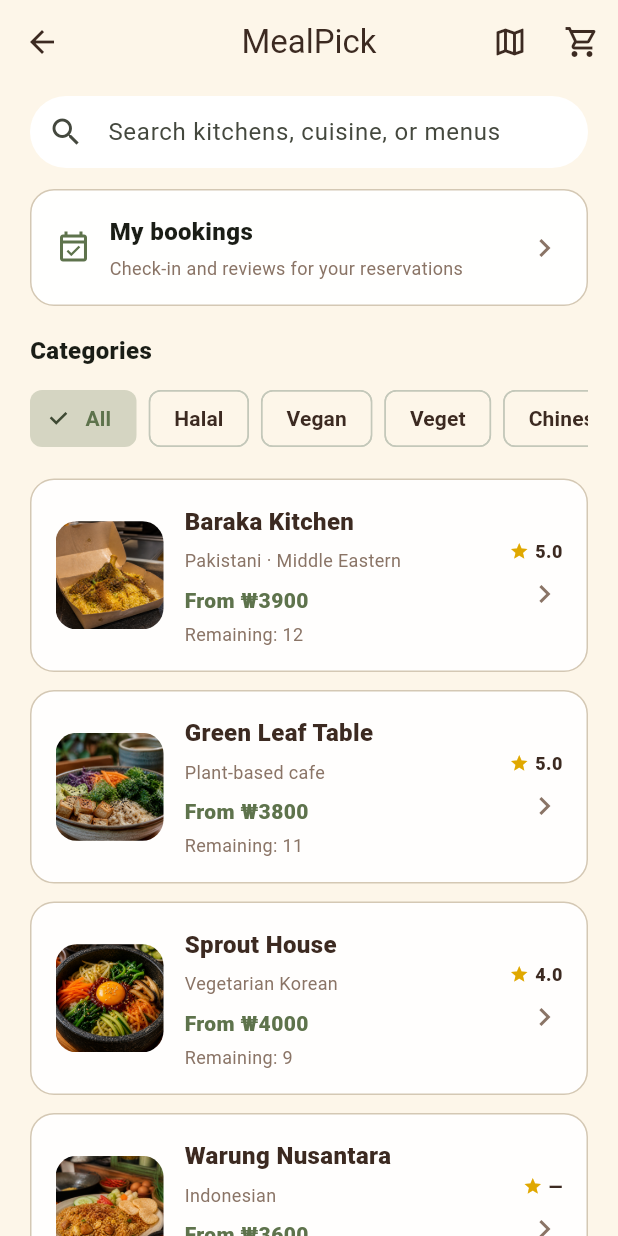
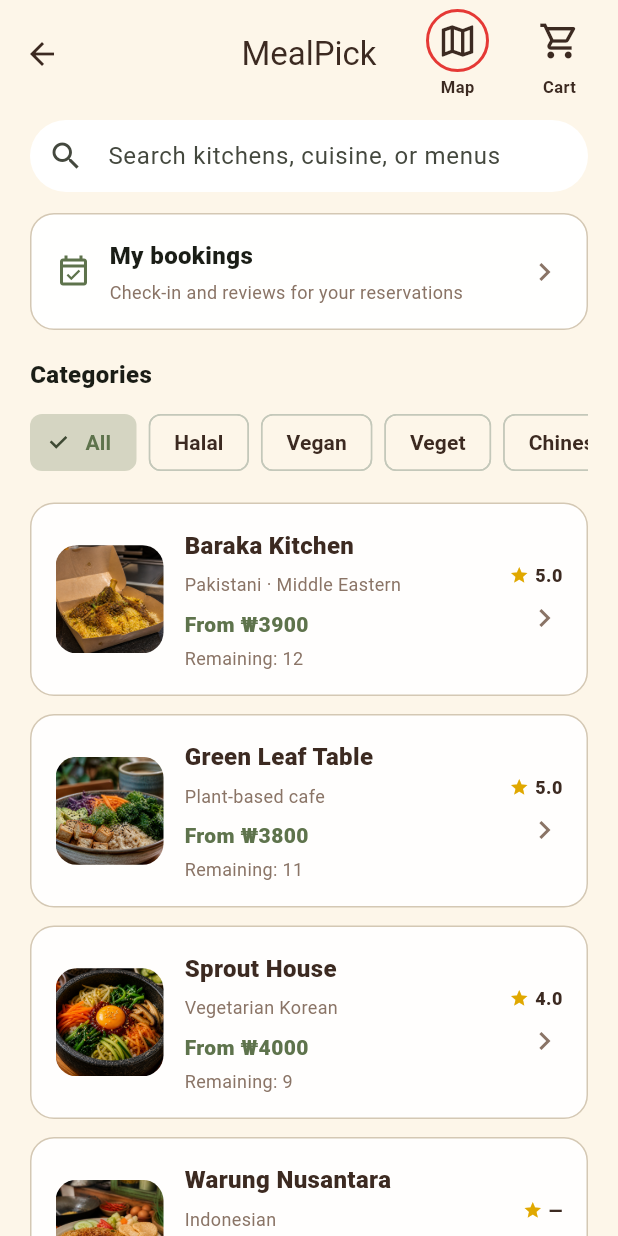
Before and after one commit to PassionJisu/Foodridege, a Flutter app: the FoodridgeHomeScreen screen opened directly, on a phone screen of 412 x 824 dp. Run offline on Flutter 3.47's test engine with Material 3 defaults, Android fonts, the phone set to English and light mode, and no system bars; our stand-ins replace cloud_firestore, firebase_auth, firebase_core, geolocator, image_picker, qr_flutter; missing offline and left inert: flutter_naver_map; accounts and stored records are empty.

Commit message:
Last Commit

```diff
--- a/lib/data/seed_data.dart
+++ b/lib/data/seed_data.dart
@@ -5,54 +5,54 @@ import '../models/foreign_shop.dart';
 import '../models/vending.dart';
 
 class SeedData {
-  /// 6개 참가 대학 — 조리학과 팀은 '요리팀', 행사는 친숙한 대학 학생식당.
+  /// 광주 지역 조리학과 6팀. 행사는 전남대·광주대·조선대 학생식당 등에서 연다.
   static const teams = [
-    CulinaryTeam(
-      id: 'jnu',
-      name: '전남대 요리팀',
-      region: '광주',
-      cheers: 141,
-      schoolName: '전남대',
-      cafeteriaVenue: '광주대 학생식당',
-    ),
-    CulinaryTeam(
-      id: 'gwu',
-      name: '광주여대 요리팀',
-      region: '광주',
-      cheers: 128,
-      schoolName: '광주여대',
-      cafeteriaVenue: '전남대 학생식당',
-    ),
-    CulinaryTeam(
-      id: 'scnu',
-      name: '순천대 요리팀',
-      region: '전남',
-      cheers: 96,
-      schoolName: '순천대',
-      cafeteriaVenue: '조선대 학생식당',
-    ),
     CulinaryTeam(
       id: 'gju',
       name: '광주대 요리팀',
       region: '광주',
-      cheers: 110,
+      cheers: 141,
       schoolName: '광주대',
-      cafeteriaVenue: '조선대 학생식당',
+      cafeteriaVenue: '전남대 학생식당',
+    ),
+    CulinaryTeam(
+      id: 'nambu',
+      name: '남부대 요리팀',
+      region: '광주',
+      cheers: 128,
+      schoolName: '남부대',
+      cafeteriaVenue: '광주대 학생식당',
     ),
     CulinaryTeam(
       id: 'honam',
       name: '호남대 요리팀',
       region: '광주',
-      cheers: 87,
+      cheers: 110,
       schoolName: '호남대',
+      cafeteriaVenue: '조선대 학생식당',
+    ),
+    CulinaryTeam(
+      id: 'seoyeong',
+      name: '서영대 요리팀',
+      region: '광주',
+      cheers: 96,
+      schoolName: '서영대',
       cafeteriaVenue: '전남대 학생식당',
     ),
     CulinaryTeam(
-      id: 'chosun',
-      name: '조선대 요리팀',
+      id: 'cit',
+      name: '조선이공대 요리팀',
+      region: '광주',
+      cheers: 87,
+      schoolName: '조선이공대',
+      cafeteriaVenue: '조선대 학생식당',
+    ),
+    CulinaryTeam(
+      id: 'dongkang',
+      name: '동강대 요리팀',
       region: '광주',
       cheers: 119,
-      schoolName: '조선대',
+      schoolName: '동강대',
       cafeteriaVenue: '광주대 학생식당',
     ),
   ];
@@ -65,18 +65,18 @@ class SeedData {
       CulinaryMatch(
         id: 'ev-0',
         roundLabel: '10월 1일 (목)',
-        teamId: 'jnu',
+        teamId: 'gju',
         menu: '계절 한식 코스 — 광어회, 보리밥 정식, 유자 셔벗',
-        venue: '광주대 학생식당',
+        venue: '전남대 학생식당',
         date: at(10, 1),
         status: MatchStatus.scheduled,
       ),
       CulinaryMatch(
         id: 'ev-1',
         roundLabel: '10월 2일 (금)',
-        teamId: 'gju',
+        teamId: 'nambu',
         menu: '한식 정찬 — 궁중 비빔밥, 갈비찜, 녹차 한과',
-        venue: '조선대 학생식당',
+        venue: '광주대 학생식당',
         date: at(10, 2),
         status: MatchStatus.scheduled,
       ),
@@ -85,69 +85,68 @@ class SeedData {
         roundLabel: '10월 3일 (토)',
         teamId: 'honam',
         menu: '퓨전 코스 — 한우 타르타르, 된장 리조토, 팥 마카롱',
-        venue: '전남대 학생식당',
+        venue: '조선대 학생식당',
         date: at(10, 3),
         status: MatchStatus.scheduled,
       ),
       CulinaryMatch(
         id: 'ev-3',
         roundLabel: '10월 4일 (일)',
-        teamId: 'chosun',
+        teamId: 'seoyeong',
         menu: '전통 한식 — 삼합, 전복죽, 약과 아이스크림',
-        venue: '광주대 학생식당',
+        venue: '전남대 학생식당',
         date: at(10, 4),
         status: MatchStatus.scheduled,
       ),
-      // 리뷰용 9월 일정 (대학별)
       CulinaryMatch(
-        id: 'ev-past-jnu',
+        id: 'ev-past-gju',
         roundLabel: '9월 1일 (화)',
-        teamId: 'jnu',
+        teamId: 'gju',
         menu: '한식 코스 — 갈비탕, 나물 무침',
-        venue: '광주대 학생식당',
+        venue: '전남대 학생식당',
         date: at(9, 1),
         status: MatchStatus.completed,
       ),
       CulinaryMatch(
-        id: 'ev-past-gwu',
+        id: 'ev-past-nambu',
         roundLabel: '9월 8일 (화)',
-        teamId: 'gwu',
+        teamId: 'nambu',
         menu: '전통 한식 — 삼합, 전복죽',
-        venue: '전남대 학생식당',
+        venue: '광주대 학생식당',
         date: at(9, 8),
         status: MatchStatus.completed,
       ),
       CulinaryMatch(
-        id: 'ev-past-scnu',
+        id: 'ev-past-honam',
         roundLabel: '9월 9일 (수)',
-        teamId: 'scnu',
+        teamId: 'honam',
         menu: '남도 정식 — 게장, 돌솥밥',
         venue: '조선대 학생식당',
         date: at(9, 9),
         status: MatchStatus.completed,
       ),
       CulinaryMatch(
-        id: 'ev-past-gju',
+        id: 'ev-past-seoyeong',
         roundLabel: '9월 2일 (수)',
-        teamId: 'gju',
+        teamId: 'seoyeong',
         menu: '캠퍼스 정식 — 제육볶음, 된장찌개',
-        venue: '조선대 학생식당',
+        venue: '전남대 학생식당',
         date: at(9, 2),
         status: MatchStatus.completed,
       ),
       CulinaryMatch(
-        id: 'ev-past-honam',
+        id: 'ev-past-cit',
         roundLabel: '9월 3일 (목)',
-        teamId: 'honam',
+        teamId: 'cit',
         menu: '퓨전 한식 — 불고기 파스타',
-        venue: '전남대 학생식당',
+        venue: '조선대 학생식당',
         date: at(9, 3),
         status: MatchStatus.completed,
       ),
       CulinaryMatch(
-        id: 'ev-past-chosun',
+        id: 'ev-past-dongkang',
         roundLabel: '9월 4일 (금)',
-        teamId: 'chosun',
+        teamId: 'dongkang',
         menu: '전통 코스 — 전복죽, 약과',
         venue: '광주대 학생식당',
         date: at(9, 4),
@@ -159,27 +158,27 @@ class SeedData {
   static final seedReviews = [
     MatchReview(
       id: 'r1',
-      matchId: 'ev-past-jnu',
+      matchId: 'ev-past-gju',
       userId: 'seed-1',
       displayName: '미식가 김**',
       stars: 5,
-      comment: '전남대 갈비탕이 든든하고 국물이 깊었어요.',
+      comment: '광주대 갈비탕이 든든하고 국물이 깊었어요.',
       createdAt: DateTime.now().subtract(const Duration(days: 5)),
       photo: AttachedPhoto(assetPath: 'assets/images/shop_bibimbap.png'),
     ),
     MatchReview(
       id: 'r2',
-      matchId: 'ev-past-gwu',
+      matchId: 'ev-past-nambu',
       userId: 'seed-2',
       displayName: '식도락가 박**',
       stars: 5,
-      comment: '갈비찜이 정말 일품이었습니다!',
+      comment: '남부대 갈비찜이 정말 일품이었습니다!',
       createdAt: DateTime.now().subtract(const Duration(days: 2, hours: 3)),
       photo: AttachedPhoto(assetPath: 'assets/images/shop_biryani.png'),
     ),
     MatchReview(
       id: 'r3',
-      matchId: 'ev-past-gwu',
+      matchId: 'ev-past-nambu',
       userId: 'seed-3',
       displayName: '미식러버 최**',
       stars: 4,
@@ -188,46 +187,46 @@ class SeedData {
     ),
     MatchReview(
       id: 'r4',
-      matchId: 'ev-past-scnu',
+      matchId: 'ev-past-honam',
       userId: 'seed-4',
       displayName: '미식가 이**',
       stars: 4,
-      comment: '순천대 게장이 신선하고 밥이 잘 어울려요.',
+      comment: '호남대 게장이 신선하고 밥이 잘 어울려요.',
       createdAt: DateTime.now().subtract(const Duration(days: 4)),
       photo: AttachedPhoto(assetPath: 'assets/images/shop_nasi.png'),
     ),
     MatchReview(
       id: 'r5',
-      matchId: 'ev-past-gju',
+      matchId: 'ev-past-seoyeong',
       userId: 'seed-5',
       displayName: '캠퍼스푸디 정**',
       stars: 5,
-      comment: '광주대 제육이 매콤달콤해서 밥 두 공기 가능!',
+      comment: '서영대 제육이 매콤달콤해서 밥 두 공기 가능!',
       createdAt: DateTime.now().subtract(const Duration(days: 6)),
       photo: AttachedPhoto(assetPath: 'assets/images/shop_plov.png'),
     ),
     MatchReview(
       id: 'r6',
-      matchId: 'ev-past-honam',
+      matchId: 'ev-past-cit',
       userId: 'seed-6',
       displayName: '푸드리버 한**',
       stars: 4,
-      comment: '호남대 퓨전이 독특하고 양도 충분했어요.',
+      comment: '조선이공대 퓨전이 독특하고 양도 충분했어요.',
       createdAt: DateTime.now().subtract(const Duration(days: 7)),
     ),
     MatchReview(
       id: 'r7',
-      matchId: 'ev-past-chosun',
+      matchId: 'ev-past-dongkang',
       userId: 'seed-7',
       displayName: '맛집탐험 윤**',
       stars: 5,
-      comment: '조선대 전복죽이 부드럽고 약과도 좋았습니다.',
+      comment: '동강대 전복죽이 부드럽고 약과도 좋았습니다.',
       createdAt: DateTime.now().subtract(const Duration(days: 8)),
       photo: AttachedPhoto(assetPath: 'assets/images/shop_chinese.png'),
     ),
     MatchReview(
       id: 'r8',
-      matchId: 'ev-past-jnu',
+      matchId: 'ev-past-gju',
       userId: 'seed-8',
       displayName: '한식러 오**',
       stars: 4,
@@ -249,9 +248,9 @@ class SeedData {
       location: '광주 광산구 광주여대길 201',
     ),
     VendingMachine(
-      id: 'vm-scnu',
-      name: '순천대 환승반찬',
-      location: '전남 순천시 중앙로 255',
+      id: 'vm-nambu',
+      name: '남부대 환승반찬',
+      location: '광주 광산구 남부대학로 1 · 남부대학교',
     ),
     VendingMachine(
       id: 'vm-gju',
@@ -341,22 +340,22 @@ class SeedData {
       name: 'Samarkand House',
       cuisine: 'Uzbek · Central Asian',
       description:
-          'Plov, lagman, and tandoor bread — a neighborhood table in Suncheon, Jeonnam.',
-      address: 'Jungang-ro, Suncheon, Jeollanam-do',
-      lat: 34.9507,
-      lng: 127.4872,
+          'Plov, lagman, and tandoor bread — a neighborhood table in Dongmyeong-dong, Gwangju.',
+      address: 'Dongmyeong-dong, Dong-gu, Gwangju (near Chosun Univ.)',
+      lat: 35.1468,
+      lng: 126.9235,
       badge: DietBadge.none,
       photoAsset: 'assets/images/shop_plov.png',
     ),
     ForeignShop(
       id: 'golden-dragon',
-      name: 'Mokpo Harbor Dragon',
+      name: 'Geumnam Dragon',
       cuisine: 'Chinese · Shandong',
       description:
-          'Family-run Chinese kitchen in Mokpo. Hand-pulled noodles and mapo tofu.',
-      address: 'Haian-ro, Mokpo, Jeollanam-do',
-      lat: 34.8118,
-      lng: 126.3922,
+          'Family-run Chinese kitchen on Geumnam-ro, Gwangju. Hand-pulled noodles and mapo tofu.',
+      address: 'Geumnam-ro, Dong-gu, Gwangju',
+      lat: 35.1530,
+      lng: 126.9135,
       badge: DietBadge.none,
       partnerSurplus: true,
       surplusLabel: "Today's dumpling & fried rice box",
--- a/lib/providers/sale_provider.dart
+++ b/lib/providers/sale_provider.dart
@@ -38,7 +38,7 @@ class SaleProvider with ChangeNotifier {
       SaleRequest(
         id: 'sr-demo-2',
         restaurantId: 'org-demo',
-        restaurantName: '전남 농식품유통센터',
+        restaurantName: '광주 농식품유통센터',
         branchName: '환승반찬 입고',
         category: ProductCategory.fresh,
         quantity: 8,
--- a/lib/providers/vending_provider.dart
+++ b/lib/providers/vending_provider.dart
@@ -42,7 +42,7 @@ class VendingProvider with ChangeNotifier {
       ),
       VendingSlot(
         id: 'demo-scnu-1',
-        machineId: 'vm-scnu',
+        machineId: 'vm-nambu',
         displayNumber: 4,
         name: '깍두기',
         quantity: 5,
--- a/lib/screens/provider/lounge_selection_for_sale_screen.dart
+++ b/lib/screens/provider/lounge_selection_for_sale_screen.dart
@@ -7,7 +7,7 @@ class LoungeSelectionForSaleScreen extends StatelessWidget {
   final List<String> lounges = const [
     '전남대 자판기',
     '광주여대 자판기',
-    '순천대 자판기',
+    '광주대 자판기',
   ];
 
   @override
--- a/lib/screens/youth/chingu/chingu_hub_screen.dart
+++ b/lib/screens/youth/chingu/chingu_hub_screen.dart
@@ -176,7 +176,7 @@ class _ScheduleTicketTab extends StatelessWidget {
       builder: (context) => AlertDialog(
         backgroundColor: AppColors.chinguCard,
         title: const Text(
-          '식권이 완료되었습니다!',
+          '식권 결제가 완료되었습니다.',
           style: TextStyle(color: Colors.white, fontWeight: FontWeight.w800),
         ),
         content: const Text(
--- a/lib/screens/youth/chingu/chingu_poster_screen.dart
+++ b/lib/screens/youth/chingu/chingu_poster_screen.dart
@@ -57,7 +57,7 @@ class ChinguPosterScreen extends StatelessWidget {
                       border: Border.all(color: AppColors.gold),
                     ),
                     child: const Text(
-                      '2026  ·  지역 조리학과 외식 키친',
+                      '2026  ·  지역 조리학과 외식 대전',
                       style: TextStyle(
                         color: AppColors.gold,
                         fontSize: 12,
@@ -78,12 +78,12 @@ class ChinguPosterScreen extends StatelessWidget {
                   ),
                   const SizedBox(height: 10),
                   const Text(
-                    '광주 ✕ 전남 조리학과',
+                    '광주 X 전남 조리학과',
                     style: TextStyle(color: Colors.white, fontSize: 15),
                   ),
                   const SizedBox(height: 8),
                   const Text(
-                    '우리 지역 조리학과 학생들이 펼치는 외식 키친',
+                    '우리 지역 조리학과 학생들이 펼치는 외식 대전',
                     style: TextStyle(color: Colors.white70, fontSize: 13),
                   ),
                   const SizedBox(height: 28),
@@ -121,7 +121,7 @@ class ChinguPosterScreen extends StatelessWidget {
                     mainAxisAlignment: MainAxisAlignment.spaceAround,
                     children: [
                       _PosterStat(value: '6', label: '참가팀'),
-                      _PosterStat(value: '2', label: '지역'),
+                      _PosterStat(value: '광주X전남', label: '지역'),
                       _PosterStat(value: '9–12월', label: '운영 기간'),
                       _PosterStat(value: '100장', label: '학교 당 식권'),
                     ],
--- a/lib/screens/youth/foodridge/foodridge_home_screen.dart
+++ b/lib/screens/youth/foodridge/foodridge_home_screen.dart
@@ -47,11 +47,13 @@ class _FoodridgeHomeScreenState extends State<FoodridgeHomeScreen> {
       backgroundColor: AppColors.canvas,
       appBar: AppBar(
         backgroundColor: AppColors.canvas,
+        toolbarHeight: 72,
         title: const Text('MealPick'),
         actions: [
-          IconButton(
-            tooltip: 'Map',
-            icon: const Icon(Icons.map_outlined),
+          _MealPickBarButton(
+            icon: Icons.map_outlined,
+            label: 'Map',
+            ring: true,
             onPressed: () {
               Navigator.push(
                 context,
@@ -61,13 +63,11 @@ class _FoodridgeHomeScreenState extends State<FoodridgeHomeScreen> {
               );
             },
           ),
-          IconButton(
-            tooltip: 'Cart',
-            icon: Badge(
-              isLabelVisible: cartCount > 0,
-              label: Text('$cartCount'),
-              child: const Icon(Icons.shopping_cart_outlined),
-            ),
+          const SizedBox(width: 14),
+          _MealPickBarButton(
+            icon: Icons.shopping_cart_outlined,
+            label: 'Cart',
+            badgeCount: cartCount,
             onPressed: () {
               Navigator.push(
                 context,
@@ -77,6 +77,7 @@ class _FoodridgeHomeScreenState extends State<FoodridgeHomeScreen> {
               );
             },
           ),
+          const SizedBox(width: 12),
         ],
       ),
       body: ListView(
@@ -343,3 +344,65 @@ class _FoodridgeHomeScreenState extends State<FoodridgeHomeScreen> {
     );
   }
 }
+
+class _MealPickBarButton extends StatelessWidget {
+  const _MealPickBarButton({
+    required this.icon,
+    required this.label,
+    required this.onPressed,
+    this.ring = false,
+    this.badgeCount = 0,
+  });
+
+  final IconData icon;
+  final String label;
+  final VoidCallback onPressed;
+  final bool ring;
+  final int badgeCount;
+
+  @override
+  Widget build(BuildContext context) {
+    Widget glyph = Icon(icon, size: 28, color: AppColors.ink);
+    if (badgeCount > 0) {
+      glyph = Badge(
+        label: Text('$badgeCount'),
+        child: glyph,
+      );
+    }
+    if (ring) {
+      glyph = Container(
+        padding: const EdgeInsets.all(5),
+        decoration: BoxDecoration(
+          shape: BoxShape.circle,
+          border: Border.all(color: const Color(0xFFE53935), width: 2),
+        ),
+        child: glyph,
+      );
+    } else {
+      glyph = Padding(padding: const EdgeInsets.all(7), child: glyph);
+    }
+
+    return InkWell(
+      onTap: onPressed,
+      borderRadius: BorderRadius.circular(12),
+      child: Padding(
+        padding: const EdgeInsets.symmetric(horizontal: 6, vertical: 4),
+        child: Column(
+          mainAxisAlignment: MainAxisAlignment.center,
+          children: [
+            glyph,
+            const SizedBox(height: 2),
+            Text(
+              label,
+              style: const TextStyle(
+                fontSize: 11,
+                fontWeight: FontWeight.w700,
+                color: AppColors.ink,
+              ),
+            ),
+          ],
+        ),
+      ),
+    );
+  }
+}
--- a/lib/screens/youth/vending/vending_home_screen.dart
+++ b/lib/screens/youth/vending/vending_home_screen.dart
@@ -53,16 +53,6 @@ class _VendingHomeScreenState extends State<VendingHomeScreen> {
         child: ListView(
           padding: const EdgeInsets.fromLTRB(20, 12, 20, 88),
           children: [
-            DropdownButtonFormField<String>(
-              key: ValueKey(selectedId),
-              initialValue: selectedId,
-              decoration: const InputDecoration(labelText: '지점 선택'),
-              items: machines
-                  .map((m) => DropdownMenuItem(value: m.id, child: Text(m.name)))
-                  .toList(),
-              onChanged: (value) => setState(() => _machineId = value),
-            ),
-            const SizedBox(height: 16),
             ClipRRect(
               borderRadius: BorderRadius.circular(20),
               child: SizedBox(
@@ -118,6 +108,16 @@ class _VendingHomeScreenState extends State<VendingHomeScreen> {
                   ],
                 ),
               ),
+            ),
+            const SizedBox(height: 16),
+            DropdownButtonFormField<String>(
+              key: ValueKey(selectedId),
+              initialValue: selectedId,
+              decoration: const InputDecoration(labelText: '지점 선택'),
+              items: machines
+                  .map((m) => DropdownMenuItem(value: m.id, child: Text(m.name)))
+                  .toList(),
+              onChanged: (value) => setState(() => _machineId = value),
             ),
             const SizedBox(height: 22),
             Row(
--- a/lib/screens/youth/youth_shell.dart
+++ b/lib/screens/youth/youth_shell.dart
@@ -24,18 +24,18 @@ class _YouthShellState extends State<YouthShell> {
 
   static const _pages = [
     HomeScreen(),
+    VendingHomeScreen(),
     ChinguPosterScreen(),
-    VendingHomeScreen(),
     FoodridgeHomeScreen(),
   ];
 
   Future<void> _onSelect(int value, UserRole role) async {
-    if (value == 1 && !role.canAccessChingu) {
-      await showAccessDenied(context, chinguStudentOnlyMessage);
+    if (value == 1 && !role.canAccessVending) {
+      await showAccessDenied(context, '자판기 메뉴에 대한 권한이 없습니다.');
       return;
     }
-    if (value == 2 && !role.canAccessVending) {
-      await showAccessDenied(context, '자판기 메뉴에 대한 권한이 없습니다.');
+    if (value == 2 && !role.canAccessChingu) {
+      await showAccessDenied(context, chinguStudentOnlyMessage);
       return;
     }
     if (value == 3 && !role.canAccessFoodridge) {
@@ -63,7 +63,7 @@ class _YouthShellState extends State<YouthShell> {
     }
 
     final role = user.role;
-    final isChingu = _index == 1;
+    final isChingu = _index == 2;
     final isFoodridge = _index == 3;
     final darkNav = isChingu;
 
@@ -103,20 +103,20 @@ class _YouthShellState extends State<YouthShell> {
               label: '홈',
             ),
             NavigationDestination(
+              icon: Icon(Icons.kitchen_outlined, color: darkNav ? Colors.white54 : null),
+              selectedIcon: Icon(
+                Icons.kitchen,
+                color: darkNav ? Colors.white : AppColors.primary,
+              ),
+              label: '환승반찬',
+            ),
+            NavigationDestination(
               icon: Icon(Icons.restaurant_menu, color: darkNav ? Colors.white54 : null),
               selectedIcon: Icon(
                 Icons.restaurant_menu,
                 color: isChingu ? AppColors.gold : AppColors.primary,
               ),
               label: '친구카세',
-            ),
-            NavigationDestination(
-              icon: Icon(Icons.kitchen_outlined, color: darkNav ? Colors.white54 : null),
-              selectedIcon: Icon(
-                Icons.kitchen,
-                color: darkNav ? Colors.white : AppColors.primary,
-              ),
-              label: '환승반찬',
             ),
             NavigationDestination(
               icon: Icon(Icons.map_outlined, color: darkNav ? Colors.white54 : null),
--- a/lib/services/demo_auth_store.dart
+++ b/lib/services/demo_auth_store.dart
@@ -9,10 +9,15 @@ class DemoAuthStore {
 
   static const universities = [
     '전남대학교',
+    '조선대학교',
+    '광주대학교',
+    '호남대학교',
+    '광주여자대학교',
     '광주교육대학교',
-    '국립목포대학교',
-    '국립목포해양대학교',
-    '국립순천대학교',
+    '남부대학교',
+    '서영대학교',
+    '조선이공대학교',
+    '동강대학교',
   ];
 
   static final List<_DemoCredential> _accounts = [
```
Also changed, not shown: 2 other files.
